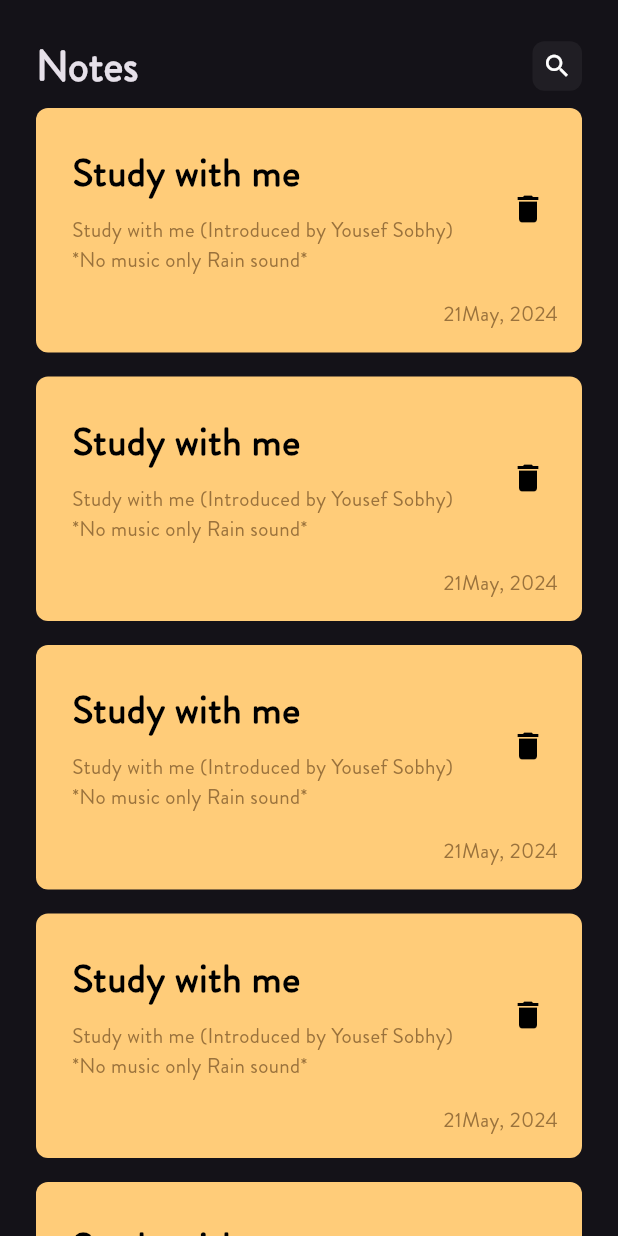
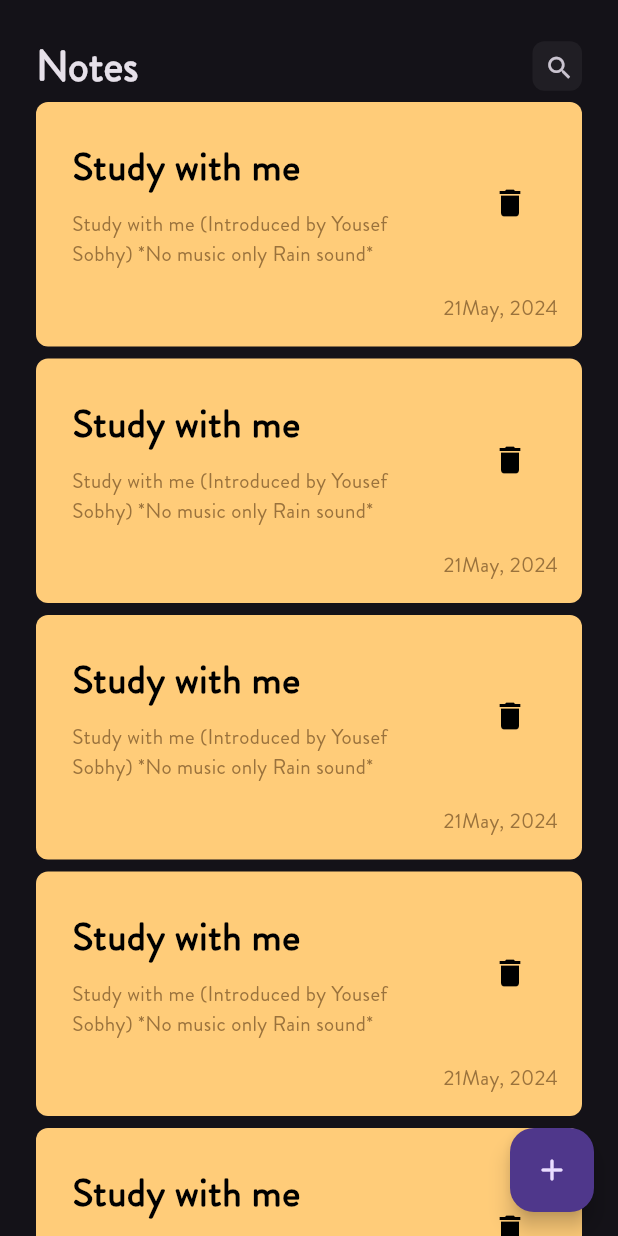
Before and after one commit to yousefsobhy12/5-notes_app, a Flutter app: the screen it shows after launch, on a phone screen of 412 x 824 dp. Run offline on Flutter 3.47's test engine with Material 3 defaults, Android fonts, the phone set to English and light mode, and no system bars.

Commit message:
floating action button created

```diff
--- a/lib/views/home_view.dart
+++ b/lib/views/home_view.dart
@@ -1,28 +1,17 @@
 import 'package:flutter/material.dart';
-import 'package:notes_app/views/widgets/custom_appbar.dart';
-import 'package:notes_app/views/widgets/notes_item.dart';
-import 'package:notes_app/views/widgets/notes_listview.dart';
+import 'package:notes_app/views/widgets/home_view_body.dart';
 
 class HomeView extends StatelessWidget {
   const HomeView({super.key});
 
   @override
   Widget build(BuildContext context) {
-    return const Scaffold(
-      body: Padding(
-        padding: EdgeInsets.symmetric(horizontal: 24),
-        child: Column(
-          children: [
-            SizedBox(
-              height: 24,
-            ),
-            CustomAppbar(),
-            Expanded(
-              child: NotesListview(),
-            )
-          ],
-        ),
+    return Scaffold(
+      floatingActionButton: FloatingActionButton(
+        onPressed: () {},
+        child: const Icon(Icons.add_rounded),
       ),
+      body: const HomeViewBody(),
     );
   }
 }
--- a/lib/views/widgets/custom_appbar.dart
+++ b/lib/views/widgets/custom_appbar.dart
@@ -23,10 +23,12 @@ class CustomAppbar extends StatelessWidget {
             decoration: BoxDecoration(
                 color: Colors.white.withOpacity(0.05),
                 borderRadius: BorderRadius.circular(8)),
-            child: const Icon(
-              Icons.search,
-              size: 20,
-            )),
+            child: IconButton(
+                onPressed: () {},
+                icon: const Icon(
+                  Icons.search,
+                  size: 20,
+                ))),
       ],
     );
   }
--- /dev/null
+++ b/lib/views/widgets/home_view_body.dart
@@ -0,0 +1,27 @@
+import 'package:flutter/material.dart';
+import 'package:notes_app/views/widgets/custom_appbar.dart';
+import 'package:notes_app/views/widgets/notes_listview.dart';
+
+class HomeViewBody extends StatelessWidget {
+  const HomeViewBody({
+    super.key,
+  });
+
+  @override
+  Widget build(BuildContext context) {
+    return const Padding(
+      padding: EdgeInsets.symmetric(horizontal: 24),
+      child: Column(
+        children: [
+          SizedBox(
+            height: 24,
+          ),
+          CustomAppbar(),
+          Expanded(
+            child: NotesListview(),
+          )
+        ],
+      ),
+    );
+  }
+}
--- a/lib/views/widgets/notes_item.dart
+++ b/lib/views/widgets/notes_item.dart
@@ -15,11 +15,11 @@ class NotesItem extends StatelessWidget {
         color: const Color(0xffFFCC79),
         borderRadius: BorderRadius.circular(8),
       ),
-      child: const Column(
+      child: Column(
         crossAxisAlignment: CrossAxisAlignment.end,
         children: [
           ListTile(
-            title: Text(
+            title: const Text(
               "Study with me",
               style: TextStyle(
                 color: Colors.black,
@@ -27,7 +27,7 @@ class NotesItem extends StatelessWidget {
                 fontSize: 26,
               ),
             ),
-            subtitle: Padding(
+            subtitle: const Padding(
               padding: EdgeInsets.only(top: 8),
               child: Text(
                 "Study with me (Introduced by Yousef Sobhy) *No music only Rain sound*",
@@ -37,12 +37,14 @@ class NotesItem extends StatelessWidget {
                 ),
               ),
             ),
-            trailing: Icon(
-              Icons.delete,
-              color: Colors.black,
-            ),
+            trailing: IconButton(
+                onPressed: () {},
+                icon: const Icon(
+                  Icons.delete,
+                  color: Colors.black,
+                )),
           ),
-          Padding(
+          const Padding(
             padding: EdgeInsets.only(top: 8, right: 16),
             child: Text(
               "21May, 2024",
--- a/lib/views/widgets/notes_listview.dart
+++ b/lib/views/widgets/notes_listview.dart
@@ -8,7 +8,7 @@ class NotesListview extends StatelessWidget {
   Widget build(BuildContext context) {
     return ListView.builder(itemBuilder: (context, index) {
       return const Padding(
-        padding: EdgeInsets.symmetric(vertical: 8),
+        padding: EdgeInsets.symmetric(vertical: 4),
         child: NotesItem(),
       );
     });
```
